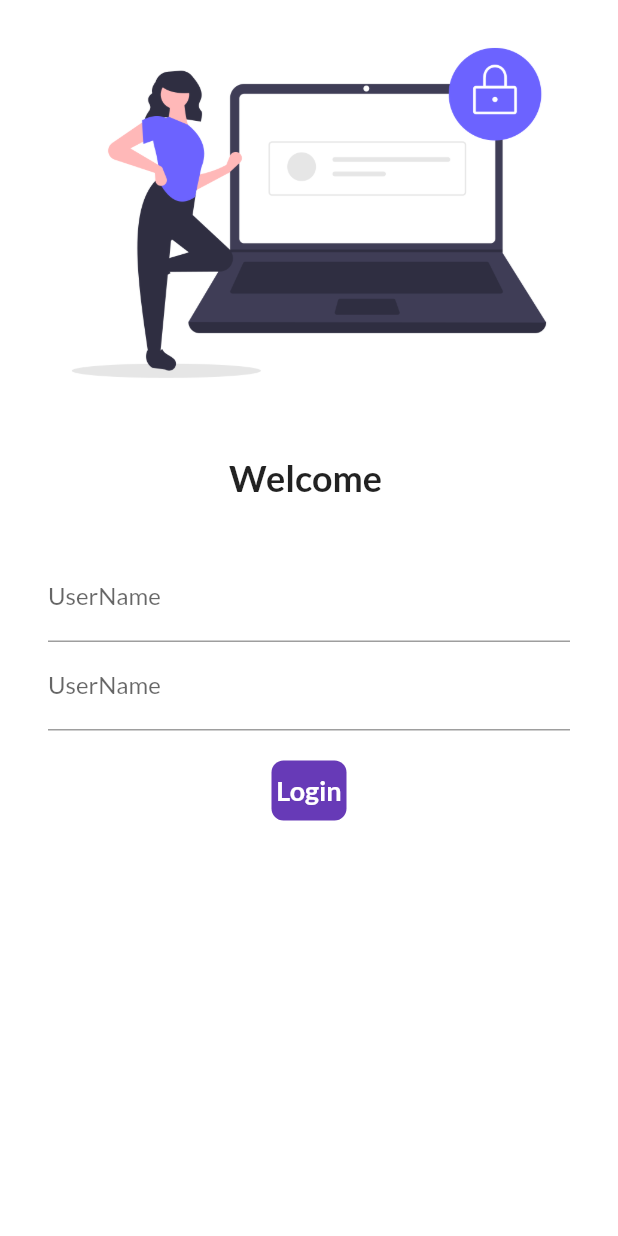
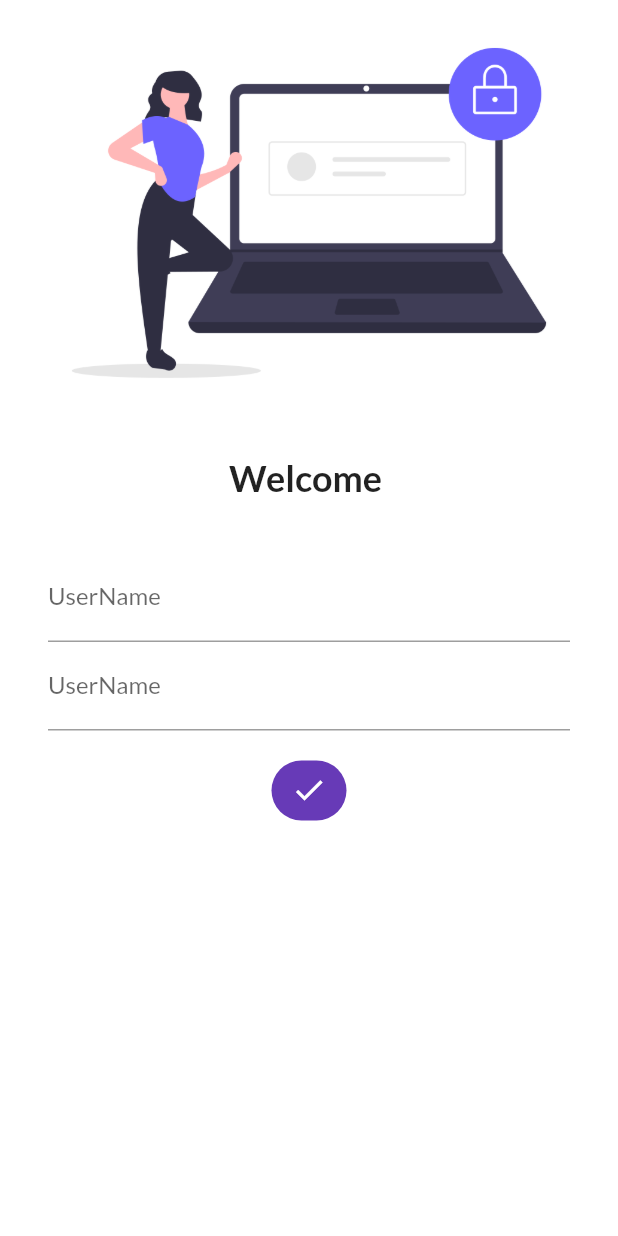
Before and after one commit to alaminsheikh01/30-days-flutter, a Flutter app: the screen it shows after launch, after a tap on "Login", on a phone screen of 412 x 824 dp. Run offline on Flutter 3.47's test engine with Material 2 defaults, Android fonts, the phone set to English and light mode, and no system bars; our stand-ins replace google_fonts.

Commit message:
add a icon

```diff
--- a/lib/pages/login_page.dart
+++ b/lib/pages/login_page.dart
@@ -75,7 +75,12 @@ class _LoginPageState extends State<LoginPage> {
                       width: changedButton ? 50 : 130,
                       // color: Colors.deepPurple,
                       alignment: Alignment.center,
-                      child: Text(
+                      child: changedButton
+                          ? Icon(
+                              Icons.done,
+                              color: Colors.white,
+                            )
+                          : Text(
                               "Login",
                               style: TextStyle(
                                 color: Colors.white,
@@ -86,7 +91,8 @@ class _LoginPageState extends State<LoginPage> {
 
                       decoration: BoxDecoration(
                         color: Colors.deepPurple,
-                        borderRadius: BorderRadius.circular(8),
+                        borderRadius:
+                            BorderRadius.circular(changedButton ? 50 : 8),
                       ),
                     ),
                   )
```
Lines whose indentation alone changed are shown as unchanged.
